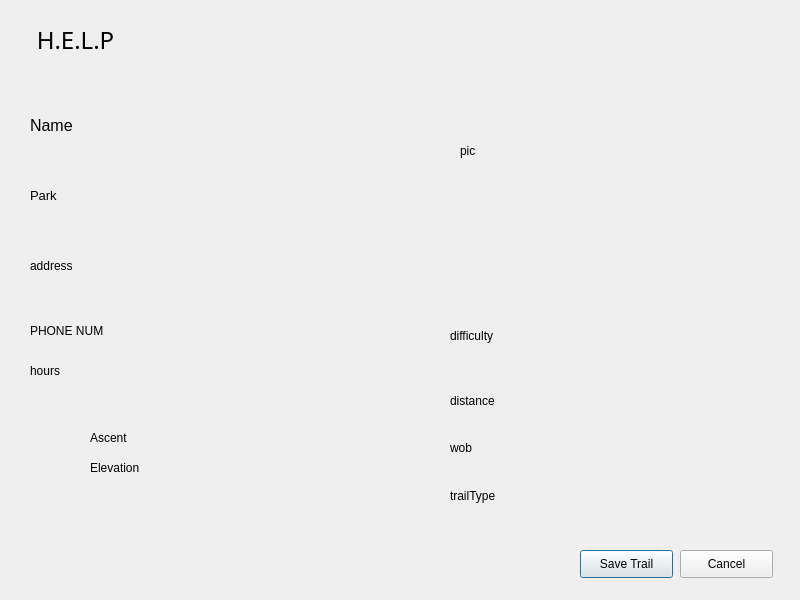
The window that build-groupG-Desktop_Qt_5_15_1_MinGW_64_bit-Debug/groupG/singleview.ui (vuandy50/GROUP_G) describes before a commit, drawn with Qt 5.
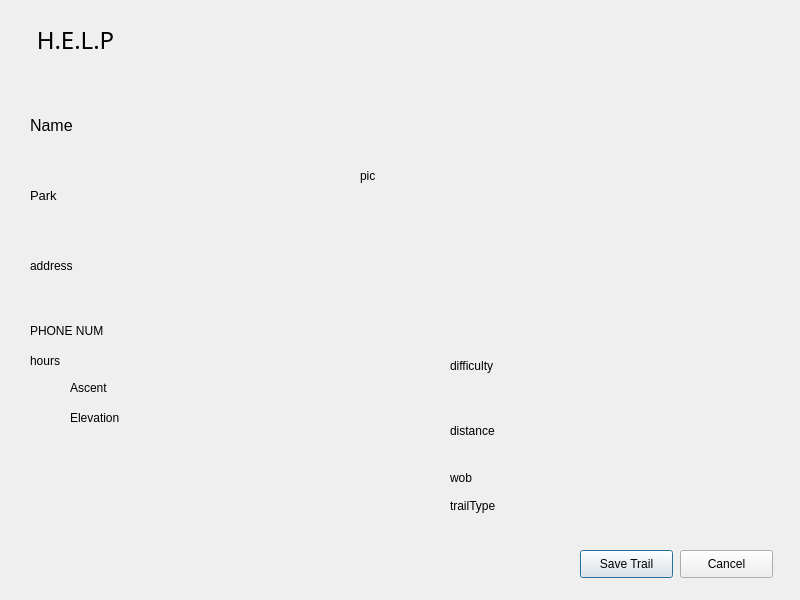
The same window after the commit.

What changed in the file:
```diff
--- a/build-groupG-Desktop_Qt_5_15_1_MinGW_64_bit-Debug/groupG/singleview.ui
+++ b/build-groupG-Desktop_Qt_5_15_1_MinGW_64_bit-Debug/groupG/singleview.ui
@@ -16,10 +16,10 @@
   <widget class="QLabel" name="pic">
    <property name="geometry">
     <rect>
-     <x>460</x>
+     <x>360</x>
      <y>20</y>
-     <width>311</width>
-     <height>261</height>
+     <width>411</width>
+     <height>311</height>
     </rect>
    </property>
    <property name="text">
@@ -81,7 +81,7 @@
     <rect>
      <x>30</x>
      <y>170</y>
-     <width>321</width>
+     <width>311</width>
      <height>51</height>
     </rect>
    </property>
@@ -130,7 +130,7 @@
    <property name="geometry">
     <rect>
      <x>30</x>
-     <y>360</y>
+     <y>350</y>
      <width>131</width>
      <height>21</height>
     </rect>
@@ -138,12 +138,15 @@
    <property name="text">
     <string>hours</string>
    </property>
+   <property name="wordWrap">
+    <bool>true</bool>
+   </property>
   </widget>
   <widget class="QLabel" name="difficulty">
    <property name="geometry">
     <rect>
      <x>450</x>
-     <y>310</y>
+     <y>340</y>
      <width>311</width>
      <height>51</height>
     </rect>
@@ -151,6 +154,9 @@
    <property name="text">
     <string>difficulty</string>
    </property>
+   <property name="wordWrap">
+    <bool>true</bool>
+   </property>
   </widget>
   <widget class="QPushButton" name="saveButton">
    <property name="geometry">
@@ -181,8 +187,8 @@
   <widget class="QLabel" name="ascent">
    <property name="geometry">
     <rect>
-     <x>90</x>
-     <y>430</y>
+     <x>70</x>
+     <y>380</y>
      <width>161</width>
      <height>16</height>
     </rect>
@@ -190,12 +196,15 @@
    <property name="text">
     <string>Ascent</string>
    </property>
+   <property name="wordWrap">
+    <bool>true</bool>
+   </property>
   </widget>
   <widget class="QLabel" name="elevation">
    <property name="geometry">
     <rect>
-     <x>90</x>
-     <y>460</y>
+     <x>70</x>
+     <y>410</y>
      <width>161</width>
      <height>16</height>
     </rect>
@@ -203,12 +212,15 @@
    <property name="text">
     <string>Elevation</string>
    </property>
+   <property name="wordWrap">
+    <bool>true</bool>
+   </property>
   </widget>
   <widget class="QLabel" name="wob">
    <property name="geometry">
     <rect>
      <x>450</x>
-     <y>440</y>
+     <y>470</y>
      <width>55</width>
      <height>16</height>
     </rect>
@@ -216,12 +228,15 @@
    <property name="text">
     <string>wob</string>
    </property>
+   <property name="wordWrap">
+    <bool>true</bool>
+   </property>
   </widget>
   <widget class="QLabel" name="trail">
    <property name="geometry">
     <rect>
      <x>450</x>
-     <y>480</y>
+     <y>490</y>
      <width>211</width>
      <height>31</height>
     </rect>
@@ -229,12 +244,15 @@
    <property name="text">
     <string>trailType</string>
    </property>
+   <property name="wordWrap">
+    <bool>true</bool>
+   </property>
   </widget>
   <widget class="QLabel" name="distance">
    <property name="geometry">
     <rect>
      <x>450</x>
-     <y>380</y>
+     <y>410</y>
      <width>291</width>
      <height>41</height>
     </rect>
@@ -242,6 +260,9 @@
    <property name="text">
     <string>distance</string>
    </property>
+   <property name="wordWrap">
+    <bool>true</bool>
+   </property>
   </widget>
  </widget>
  <resources/>
```
Left out of the diff: 3 changed lines with no effect on the pictures.
